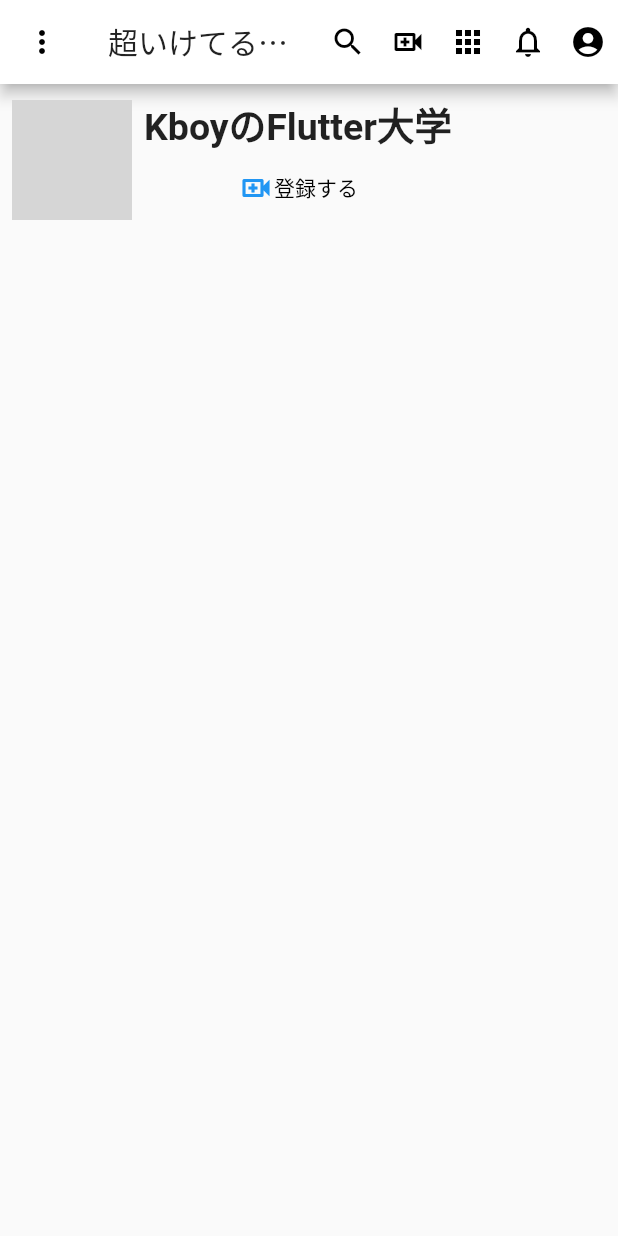
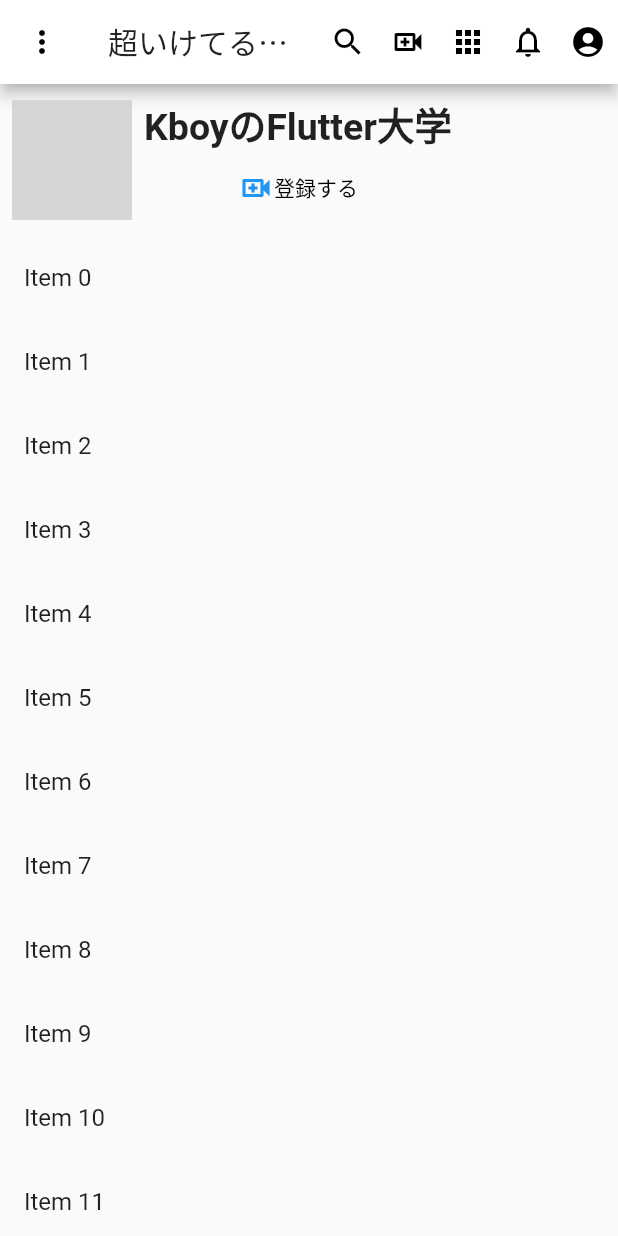
Before and after one commit to furugenict8/youtube1, a Flutter app: the screen it shows after launch, on a phone screen of 412 x 824 dp. Run offline on Flutter 3.47's test engine with Material 2 defaults, Android fonts, the phone set to English and light mode, and no system bars; network calls fail; grey boxes are pictures that could not be loaded.

Commit message:
add ListView

```diff
--- a/lib/main.dart
+++ b/lib/main.dart
@@ -7,6 +7,9 @@ void main() {
 class App extends StatelessWidget {
   //appBarのaction buttonsのSizedBoxの幅　の変数sizeBoxWidthを作っておく。
   double _sizeBoxWidth = 40;
+
+  //ListViewで使う変数items
+  final items = List<String>.generate(10000, (i) => "Item $i");
 
   @override
   Widget build(BuildContext context) {
@@ -119,6 +122,16 @@ class App extends StatelessWidget {
                   ],
                 ),
               ),
+              Expanded(
+                child: ListView.builder(
+                  itemCount: items.length,
+                  itemBuilder: (context, index) {
+                    return ListTile(
+                      title: Text(items[index]),
+                    );
+                  },
+                ),
+              )
             ],
           ),
         ),
```
